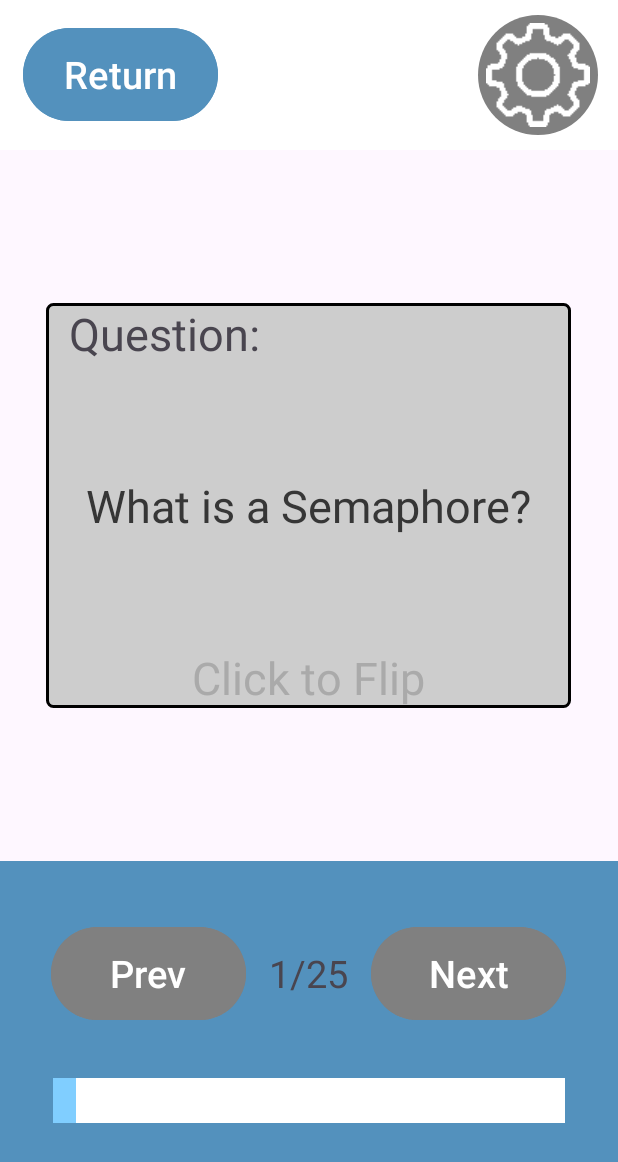
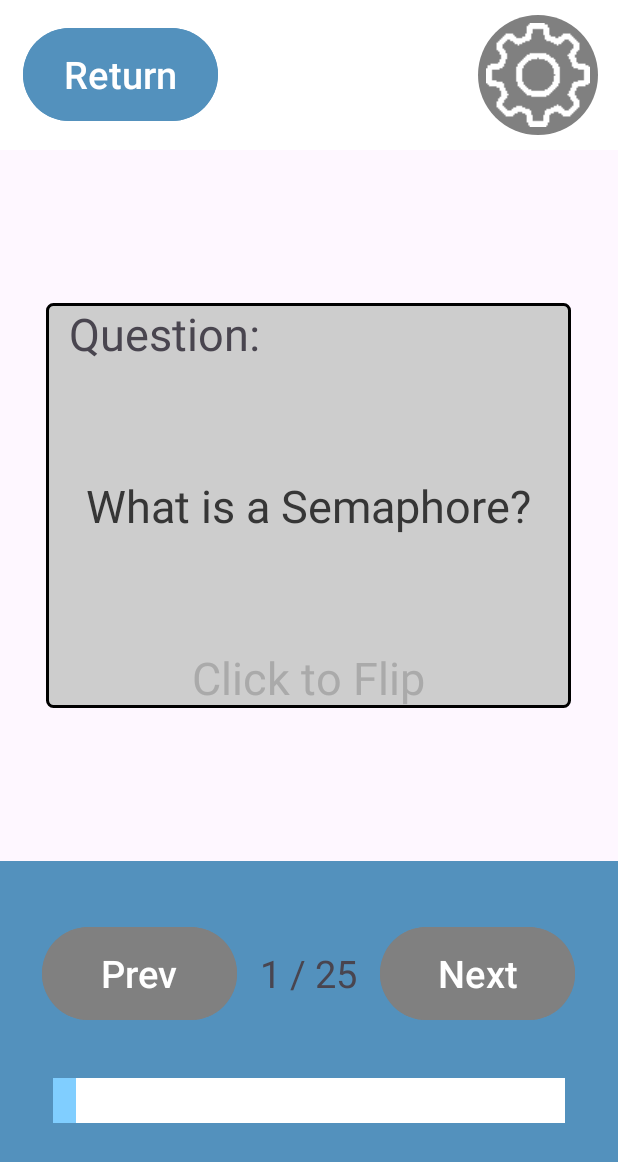
Before and after one commit to ncorcoran771/FlashcardApp, an Android app: the Study_Screen screen opened directly, with no data from a screen before it, on a phone screen of 412 x 824 dp. Shown: the top 1162 px of the screen. Run offline under Robolectric (Android 15) with nearby library versions, the phone set to English and light mode, and no system bars.

```diff
--- a/app/src/main/java/com/hfad/flashcardapp/Study_Screen.java
+++ b/app/src/main/java/com/hfad/flashcardapp/Study_Screen.java
@@ -3,6 +3,7 @@ package com.hfad.flashcardapp;
 import android.content.Intent;
 import android.os.Bundle;
 import android.view.View;
+import android.widget.TextView;
 
 import androidx.activity.EdgeToEdge;
 import androidx.appcompat.app.AppCompatActivity;
@@ -11,7 +12,8 @@ import androidx.core.view.ViewCompat;
 import androidx.core.view.WindowInsetsCompat;
 
 public class Study_Screen extends AppCompatActivity {
-
+    int card_index = 0;
+    int deck_size = 25;
     @Override
     protected void onCreate(Bundle savedInstanceState) {
         super.onCreate(savedInstanceState);
@@ -20,12 +22,34 @@ public class Study_Screen extends AppCompatActivity {
         ViewCompat.setOnApplyWindowInsetsListener(findViewById(R.id.main), (v, insets) -> {
             Insets systemBars = insets.getInsets(WindowInsetsCompat.Type.systemBars());
             v.setPadding(systemBars.left, systemBars.top, systemBars.right, systemBars.bottom);
+            updateView();
             return insets;
         });
     }
+
+    public void next_card(View view){
+        card_index = (card_index + 1) % deck_size;
+        updateView();
+    }
+
+    public void prev_card(View view){
+        card_index = (card_index - 1);
+        if(card_index < 0){
+            card_index = deck_size - 1;
+        }
+        updateView();
+    }
+
+
 
     public void goToMenu(View view){
         Intent intent = new Intent(Study_Screen.this, MainActivity.class);
         startActivity(intent);
     }
+
+    public void updateView(){
+        TextView index_view = findViewById(R.id.card_indexer);
+        String index_string = (card_index + 1) + " / " + deck_size;
+        index_view.setText(index_string);
+    }
 }
--- a/app/src/main/res/layout/activity_study_screen.xml
+++ b/app/src/main/res/layout/activity_study_screen.xml
@@ -120,12 +120,14 @@
                 android:text="Prev"
                 android:textSize="25sp"
                 android:layout_marginRight="15sp"
+                android:onClick="prev_card"
                 />
 
             <TextView
+                android:id="@+id/card_indexer"
                 android:layout_width="wrap_content"
                 android:layout_height="wrap_content"
-                android:text="1/25"
+                android:text="@string/card_index"
                 android:textSize="25sp"
                 />
 
@@ -137,6 +139,7 @@
                     android:backgroundTint="#808080"
                     android:text="Next"
                     android:layout_marginLeft="15sp"
+                    android:onClick="next_card"
                     android:textSize="25sp" />
             </LinearLayout>
 
```
Also changed, not shown: app/src/main/res/navigation/nav_graph.xml (+1 -24 lines), app/src/main/res/values/strings.xml (+12 -0 lines).
